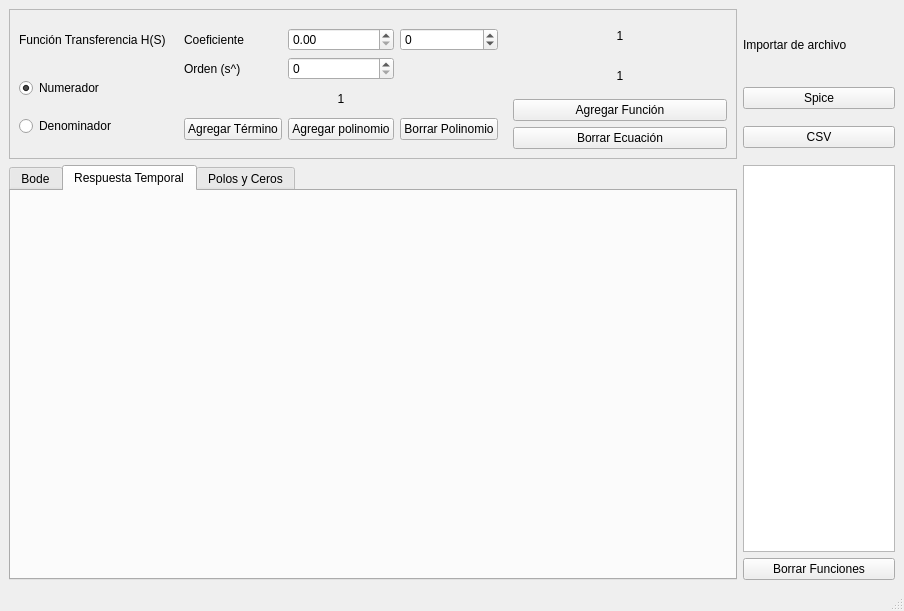
Before: the Qt Designer form designer/bakcup.ui in BrunoDS01/TC_TP1_Grupo_6, drawn with Qt 5.
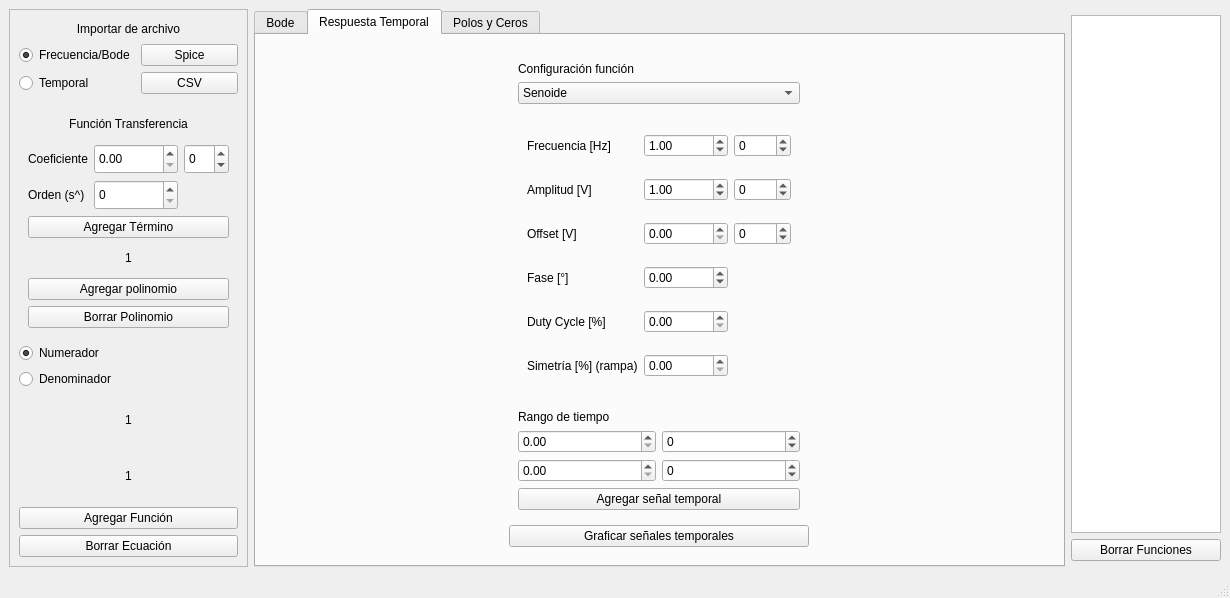
After: the same form once the commit is applied. The open tabs and pages were chosen to show the change.

```diff
--- a/designer/bakcup.ui
+++ b/designer/bakcup.ui
@@ -6,8 +6,8 @@
    <rect>
     <x>0</x>
     <y>0</y>
-    <width>904</width>
-    <height>611</height>
+    <width>1230</width>
+    <height>598</height>
    </rect>
   </property>
   <property name="windowTitle">
@@ -15,49 +15,495 @@
   </property>
   <widget class="QWidget" name="centralwidget">
    <layout class="QGridLayout" name="gridLayout_2">
-    <item row="1" column="1">
-     <layout class="QVBoxLayout" name="verticalLayout_3">
-      <item>
-       <widget class="QLabel" name="label_10">
-        <property name="maximumSize">
-         <size>
-          <width>16777215</width>
-          <height>50</height>
-         </size>
-        </property>
-        <property name="text">
-         <string>Importar de archivo</string>
-        </property>
-       </widget>
-      </item>
-      <item>
-       <widget class="QPushButton" name="spiceButton">
-        <property name="text">
-         <string>Spice</string>
-        </property>
-       </widget>
-      </item>
-      <item>
-       <widget class="QPushButton" name="csvButton">
-        <property name="text">
-         <string>CSV</string>
-        </property>
-       </widget>
-      </item>
-     </layout>
+    <item row="2" column="2">
+     <widget class="QListWidget" name="functionsList">
+      <property name="minimumSize">
+       <size>
+        <width>150</width>
+        <height>0</height>
+       </size>
+      </property>
+      <property name="maximumSize">
+       <size>
+        <width>150</width>
+        <height>600</height>
+       </size>
+      </property>
+     </widget>
     </item>
-    <item row="1" column="0">
+    <item row="1" column="1" rowspan="4">
+     <widget class="QTabWidget" name="plotWidget">
+      <property name="minimumSize">
+       <size>
+        <width>800</width>
+        <height>0</height>
+       </size>
+      </property>
+      <property name="maximumSize">
+       <size>
+        <width>16777215</width>
+        <height>16777215</height>
+       </size>
+      </property>
+      <property name="currentIndex">
+       <number>0</number>
+      </property>
+      <widget class="QWidget" name="tab">
+       <attribute name="title">
+        <string>Bode</string>
+       </attribute>
+       <layout class="QGridLayout" name="gridLayout_3">
+        <item row="0" column="0">
+         <layout class="QVBoxLayout" name="amplitudeBodePlot">
+          <property name="sizeConstraint">
+           <enum>QLayout::SetDefaultConstraint</enum>
+          </property>
+         </layout>
+        </item>
+        <item row="0" column="1" rowspan="2">
+         <widget class="QWidget" name="visualConfWidget" native="true">
+          <property name="minimumSize">
+           <size>
+            <width>200</width>
+            <height>0</height>
+           </size>
+          </property>
+          <property name="maximumSize">
+           <size>
+            <width>300</width>
+            <height>16777215</height>
+           </size>
+          </property>
+          <layout class="QGridLayout" name="gridLayout_11">
+           <item row="3" column="0">
+            <layout class="QGridLayout" name="gridLayout_19">
+             <item row="1" column="1">
+              <widget class="QSpinBox" name="minFreqMultiplier">
+               <property name="minimumSize">
+                <size>
+                 <width>0</width>
+                 <height>30</height>
+                </size>
+               </property>
+               <property name="minimum">
+                <number>-12</number>
+               </property>
+               <property name="maximum">
+                <number>12</number>
+               </property>
+               <property name="singleStep">
+                <number>3</number>
+               </property>
+              </widget>
+             </item>
+             <item row="1" column="0">
+              <widget class="QDoubleSpinBox" name="minFreqValue">
+               <property name="minimumSize">
+                <size>
+                 <width>0</width>
+                 <height>30</height>
+                </size>
+               </property>
+               <property name="maximum">
+                <double>100000.000000000000000</double>
+               </property>
+              </widget>
+             </item>
+             <item row="1" column="2">
+              <widget class="QDoubleSpinBox" name="maxFreqValue">
+               <property name="minimumSize">
+                <size>
+                 <width>0</width>
+                 <height>30</height>
+                </size>
+               </property>
+               <property name="maximum">
+                <double>100000.000000000000000</double>
+               </property>
+              </widget>
+             </item>
+             <item row="1" column="3">
+              <widget class="QSpinBox" name="maxFreqMultiplier">
+               <property name="minimumSize">
+                <size>
+                 <width>0</width>
+                 <height>30</height>
+                </size>
+               </property>
+               <property name="minimum">
+                <number>-12</number>
+               </property>
+               <property name="maximum">
+                <number>12</number>
+               </property>
+               <property name="singleStep">
+                <number>3</number>
+               </property>
+               <property name="value">
+                <number>0</number>
+               </property>
+              </widget>
+             </item>
+             <item row="0" column="3">
+              <widget class="QComboBox" name="freqMode">
+               <item>
+                <property name="text">
+                 <string>Hz</string>
+                </property>
+               </item>
+               <item>
+                <property name="text">
+                 <string>Rad/s</string>
+                </property>
+               </item>
+              </widget>
+             </item>
+             <item row="0" column="0" colspan="3">
+              <widget class="QLabel" name="label_8">
+               <property name="maximumSize">
+                <size>
+                 <width>16777215</width>
+                 <height>16777215</height>
+                </size>
+               </property>
+               <property name="text">
+                <string>Rango frecuencia</string>
+               </property>
+               <property name="alignment">
+                <set>Qt::AlignCenter</set>
+               </property>
+              </widget>
+             </item>
+            </layout>
+           </item>
+           <item row="4" column="0">
+            <widget class="QPushButton" name="plotBodeButton">
+             <property name="text">
+              <string>Graficar Bode</string>
+             </property>
+            </widget>
+           </item>
+          </layout>
+         </widget>
+        </item>
+        <item row="1" column="0">
+         <layout class="QVBoxLayout" name="phaseBodePlot"/>
+        </item>
+       </layout>
+      </widget>
+      <widget class="QWidget" name="tab_2">
+       <attribute name="title">
+        <string>Respuesta Temporal</string>
+       </attribute>
+       <layout class="QGridLayout" name="gridLayout_4">
+        <item row="0" column="0" rowspan="2">
+         <widget class="QWidget" name="visualConfWidget_2" native="true">
+          <property name="minimumSize">
+           <size>
+            <width>200</width>
+            <height>0</height>
+           </size>
+          </property>
+          <layout class="QGridLayout" name="gridLayout_13">
+           <item row="0" column="1">
+            <widget class="QWidget" name="widget_3" native="true">
+             <property name="minimumSize">
+              <size>
+               <width>250</width>
+               <height>200</height>
+              </size>
+             </property>
+             <property name="maximumSize">
+              <size>
+               <width>300</width>
+               <height>16777215</height>
+              </size>
+             </property>
+             <layout class="QGridLayout" name="gridLayout_16">
+              <item row="4" column="1">
+               <widget class="QSpinBox" name="minTimeMultiplier">
+                <property name="minimum">
+                 <number>-12</number>
+                </property>
+                <property name="maximum">
+                 <number>12</number>
+                </property>
+                <property name="singleStep">
+                 <number>3</number>
+                </property>
+               </widget>
+              </item>
+              <item row="3" column="0">
+               <widget class="QLabel" name="label_16">
+                <property name="text">
+                 <string>Rango de tiempo</string>
+                </property>
+               </widget>
+              </item>
+              <item row="5" column="1">
+               <widget class="QSpinBox" name="maxTimeMultiplier">
+                <property name="minimum">
+                 <number>-12</number>
+                </property>
+                <property name="maximum">
+                 <number>12</number>
+                </property>
+                <property name="singleStep">
+                 <number>3</number>
+                </property>
+               </widget>
+              </item>
+              <item row="0" column="0" colspan="2">
+               <widget class="QLabel" name="label_2">
+                <property name="text">
+                 <string>Configuración función</string>
+                </property>
+               </widget>
+              </item>
+              <item row="1" column="0" colspan="2">
+               <widget class="QComboBox" name="entradaComboBox">
+                <item>
+                 <property name="text">
+                  <string>Senoide</string>
+                 </property>
+                </item>
+                <item>
+                 <property name="text">
+                  <string>Cuadrada</string>
+                 </property>
+                </item>
+                <item>
+                 <property name="text">
+                  <string>Rampa</string>
+                 </property>
+                </item>
+               </widget>
+              </item>
+              <item row="5" column="0">
+               <widget class="QDoubleSpinBox" name="maxTimeValue">
+                <property name="maximum">
+                 <double>1000000000.000000000000000</double>
+                </property>
+               </widget>
+              </item>
+              <item row="6" column="0" colspan="2">
+               <widget class="QPushButton" name="addTemporalFunctionButton">
+                <property name="text">
+                 <string>Agregar señal temporal</string>
+                </property>
+               </widget>
+              </item>
+              <item row="4" column="0">
+               <widget class="QDoubleSpinBox" name="minTimeValue">
+                <property name="maximum">
+                 <double>1000000000.000000000000000</double>
+                </property>
+               </widget>
+              </item>
+              <item row="2" column="0" colspan="2">
+               <widget class="QStackedWidget" name="entradaConfStacked">
+                <property name="currentIndex">
+                 <number>0</number>
+                </property>
+                <widget class="QWidget" name="ampFrecPage">
+                 <layout class="QGridLayout" name="gridLayout_10">
+                  <item row="3" column="1">
+                   <widget class="QDoubleSpinBox" name="phaseSpinBox">
+                    <property name="minimum">
+                     <double>-360.000000000000000</double>
+                    </property>
+                    <property name="maximum">
+                     <double>360.000000000000000</double>
+                    </property>
+                   </widget>
+                  </item>
+                  <item row="2" column="0">
+                   <widget class="QLabel" name="label_5">
+                    <property name="text">
+                     <string>Offset [V]</string>
+                    </property>
+                   </widget>
+                  </item>
+                  <item row="0" column="0">
+                   <widget class="QLabel" name="label_7">
+                    <property name="text">
+                     <string>Frecuencia [Hz]</string>
+                    </property>
+                   </widget>
+                  </item>
+                  <item row="2" column="2">
+                   <widget class="QSpinBox" name="offsetMultiplier">
+                    <property name="minimum">
+                     <number>-12</number>
+                    </property>
+                    <property name="maximum">
+                     <number>12</number>
+                    </property>
+                    <property name="singleStep">
+                     <number>3</number>
+                    </property>
+                   </widget>
+                  </item>
+                  <item row="3" column="0">
+                   <widget class="QLabel" name="label_13">
+                    <property name="text">
+                     <string>Fase [°]</string>
+                    </property>
+                   </widget>
+                  </item>
+                  <item row="2" column="1">
+                   <widget class="QDoubleSpinBox" name="offsetDoubleBox"/>
+                  </item>
+                  <item row="0" column="1">
+                   <widget class="QDoubleSpinBox" name="freqDoubleBox">
+                    <property name="minimum">
+                     <double>0.010000000000000</double>
+                    </property>
+                    <property name="maximum">
+                     <double>10000000000.000000000000000</double>
+                    </property>
+                    <property name="value">
+                     <double>1.000000000000000</double>
+                    </property>
+                   </widget>
+                  </item>
+                  <item row="0" column="2">
+                   <widget class="QSpinBox" name="freqMultiplicador">
+                    <property name="minimum">
+                     <number>-12</number>
+                    </property>
+                    <property name="maximum">
+                     <number>12</number>
+                    </property>
+                    <property name="singleStep">
+                     <number>3</number>
+                    </property>
+                   </widget>
+                  </item>
+                  <item row="1" column="1">
+                   <widget class="QDoubleSpinBox" name="amplitudeDoubleBox">
+                    <property name="minimum">
+                     <double>0.010000000000000</double>
+                    </property>
+                    <property name="maximum">
+                     <double>10000000000.000000000000000</double>
+                    </property>
+                    <property name="value">
+                     <double>1.000000000000000</double>
+                    </property>
+                   </widget>
+                  </item>
+                  <item row="1" column="2">
+                   <widget class="QSpinBox" name="amplitudeMultiplicador">
+                    <property name="minimum">
+                     <number>-12</number>
+                    </property>
+                    <property name="maximum">
+                     <number>12</number>
+                    </property>
+                    <property name="singleStep">
+                     <number>3</number>
+                    </property>
+                   </widget>
+                  </item>
+                  <item row="1" column="0">
+                   <widget class="QLabel" name="label_6">
+                    <property name="text">
+                     <string>Amplitud [V]</string>
+                    </property>
+                   </widget>
+                  </item>
+                  <item row="4" column="0">
+                   <widget class="QLabel" name="label_14">
+                    <property name="text">
+                     <string>Duty Cycle [%]</string>
+                    </property>
+                   </widget>
+                  </item>
+                  <item row="5" column="0">
+                   <widget class="QLabel" name="label_15">
+                    <property name="text">
+                     <string>Simetría [%] (rampa)</string>
+                    </property>
+                   </widget>
+                  </item>
+                  <item row="4" column="1">
+                   <widget class="QDoubleSpinBox" name="dutyCycleDoubleBox">
+                    <property name="maximum">
+                     <double>100.000000000000000</double>
+                    </property>
+                   </widget>
+                  </item>
+                  <item row="5" column="1">
+                   <widget class="QDoubleSpinBox" name="simetryDoubleBox">
+                    <property name="maximum">
+                     <double>100.000000000000000</double>
+                    </property>
+                   </widget>
+                  </item>
+                 </layout>
+                </widget>
+               </widget>
+              </item>
+             </layout>
+            </widget>
+           </item>
+           <item row="1" column="1">
+            <widget class="QPushButton" name="plotTemporalButton">
+             <property name="text">
+              <string>Graficar señales temporales</string>
+             </property>
+            </widget>
+           </item>
+           <item row="0" column="0" rowspan="2">
+            <layout class="QVBoxLayout" name="temporalResponsePlot"/>
+           </item>
+          </layout>
+         </widget>
+        </item>
+       </layout>
+      </widget>
+      <widget class="QWidget" name="tab_3">
+       <attribute name="title">
+        <string>Polos y Ceros</string>
+       </attribute>
+       <layout class="QGridLayout" name="gridLayout_5">
+        <item row="0" column="0">
+         <widget class="QWidget" name="zerosPolesPlot" native="true">
+          <layout class="QGridLayout" name="gridLayout_9">
+           <item row="0" column="0">
+            <layout class="QVBoxLayout" name="polesZerosPlot"/>
+           </item>
+           <item row="0" column="1">
+            <layout class="QVBoxLayout" name="verticalLayout_9">
+             <item>
+              <widget class="QPushButton" name="addPolesZeros">
+               <property name="text">
+                <string>Graficar Polos y Ceros</string>
+               </property>
+              </widget>
+             </item>
+            </layout>
+           </item>
+          </layout>
+         </widget>
+        </item>
+       </layout>
+      </widget>
+     </widget>
+    </item>
+    <item row="1" column="0" rowspan="4">
      <widget class="QFrame" name="frame_2">
       <property name="minimumSize">
        <size>
         <width>0</width>
-        <height>150</height>
+        <height>0</height>
        </size>
       </property>
       <property name="maximumSize">
        <size>
-        <width>16777215</width>
-        <height>200</height>
+        <width>250</width>
+        <height>9999999</height>
        </size>
       </property>
       <property name="frameShape">
@@ -67,83 +513,30 @@
        <enum>QFrame::Raised</enum>
       </property>
       <layout class="QGridLayout" name="gridLayout_6">
-       <item row="0" column="2" rowspan="3">
-        <layout class="QVBoxLayout" name="verticalLayout_2">
-         <item>
-          <widget class="QLabel" name="numLabel">
-           <property name="text">
-            <string>1</string>
-           </property>
-           <property name="alignment">
-            <set>Qt::AlignCenter</set>
-           </property>
-          </widget>
-         </item>
-         <item>
-          <widget class="QLabel" name="denLabel">
-           <property name="text">
-            <string>1</string>
-           </property>
-           <property name="alignment">
-            <set>Qt::AlignCenter</set>
-           </property>
-          </widget>
-         </item>
-         <item>
-          <widget class="QPushButton" name="addFunctionButton">
-           <property name="text">
-            <string>Agregar Función</string>
-           </property>
-          </widget>
-         </item>
-         <item>
-          <widget class="QPushButton" name="eraseEquationButton">
-           <property name="text">
-            <string>Borrar Ecuación</string>
-           </property>
-          </widget>
-         </item>
-        </layout>
-       </item>
-       <item row="0" column="0">
-        <widget class="QLabel" name="label">
+       <item row="2" column="1" rowspan="3">
+        <widget class="QWidget" name="widget" native="true">
          <property name="maximumSize">
           <size>
-           <width>150</width>
-           <height>16777215</height>
+           <width>16777215</width>
+           <height>9999</height>
           </size>
          </property>
-         <property name="text">
-          <string>Función Transferencia H(S)</string>
-         </property>
-        </widget>
-       </item>
-       <item row="0" column="1" rowspan="3">
-        <widget class="QWidget" name="widget" native="true">
          <layout class="QGridLayout" name="gridLayout_7">
-          <item row="4" column="1">
-           <widget class="QPushButton" name="addPolinomialButton">
-            <property name="text">
-             <string>Agregar polinomio</string>
-            </property>
-           </widget>
-          </item>
-          <item row="4" column="0">
-           <widget class="QPushButton" name="addTermButton">
-            <property name="text">
-             <string>Agregar Término</string>
-            </property>
-           </widget>
-          </item>
-          <item row="4" column="2">
+          <item row="11" column="0" colspan="3">
            <widget class="QPushButton" name="erasePolinomialButton">
             <property name="text">
              <string>Borrar Polinomio</string>
             </property>
            </widget>
           </item>
-          <item row="3" column="0" colspan="3">
+          <item row="6" column="0" colspan="3">
            <widget class="QLabel" name="currentPolLabel">
+            <property name="minimumSize">
+             <size>
+              <width>0</width>
+              <height>25</height>
+             </size>
+            </property>
             <property name="text">
              <string>1</string>
             </property>
@@ -152,36 +545,67 @@
             </property>
            </widget>
           </item>
-          <item row="1" column="1">
+          <item row="3" column="0">
+           <widget class="QLabel" name="label_4">
+            <property name="text">
+             <string>Coeficiente</string>
+            </property>
+           </widget>
+          </item>
+          <item row="5" column="0" colspan="3">
+           <widget class="QPushButton" name="addTermButton">
+            <property name="text">
+             <string>Agregar Término</string>
+            </property>
+           </widget>
+          </item>
+          <item row="10" column="0" colspan="3">
+           <widget class="QPushButton" name="addPolinomialButton">
+            <property name="text">
+             <string>Agregar polinomio</string>
+            </property>
+           </widget>
+          </item>
+          <item row="4" column="1">
            <widget class="QSpinBox" name="ordenSpinbox">
+            <property name="minimumSize">
+             <size>
+              <width>0</width>
+              <height>30</height>
+             </size>
+            </property>
+            <property name="maximumSize">
+             <size>
+              <width>16777215</width>
+              <height>16777215</height>
+             </size>
+            </property>
             <property name="maximum">
              <number>1000000000</number>
             </property>
            </widget>
           </item>
-          <item row="1" column="0">
+          <item row="4" column="0">
            <widget class="QLabel" name="label_3">
             <property name="text">
              <string>Orden (s^)</string>
             </property>
            </widget>
           </item>
-          <item row="0" column="0">
-           <widget class="QLabel" name="label_4">
-            <property name="text">
-             <string>Coeficiente</string>
-            </property>
-           </widget>
-          </item>
-          <item row="0" column="1">
-           <widget class="QDoubleSpinBox" name="coefDoubleBox">
-            <property name="maximum">
-             <double>1000000000000.000000000000000</double>
-            </property>
-           </widget>
-          </item>
-          <item row="0" column="2">
+          <item row="3" column="2">
            <widget class="QSpinBox" name="coefMultiplier">
+            <property name="minimumSize">
+             <size>
+              <width>0</width>
+              <height>30</height>
+             </size>
+            </property>
+            <property name="maximumSize">
+             <size>
+              <width>16777215</width>
+              <height>16777215</height>
+             </size>
+            </property>
             <property name="minimum">
              <number>-12</number>
             </property>
@@ -193,10 +617,104 @@
             </property>
            </widget>
           </item>
+          <item row="3" column="1">
+           <widget class="QDoubleSpinBox" name="coefDoubleBox">
+            <property name="minimumSize">
+             <size>
+              <width>0</width>
+              <height>30</height>
+             </size>
+            </property>
+            <property name="maximumSize">
+             <size>
+              <width>16777215</width>
+              <height>16777215</height>
+             </size>
+            </property>
+            <property name="maximum">
+             <double>1000000000000.000000000000000</double>
+            </property>
+           </widget>
+          </item>
+          <item row="2" column="0" colspan="3">
+           <widget class="QLabel" name="label">
+            <property name="minimumSize">
+             <size>
+              <width>0</width>
+              <height>0</height>
+             </size>
+            </property>
+            <property name="maximumSize">
+             <size>
+              <width>16777215</width>
+              <height>16777215</height>
+             </size>
+            </property>
+            <property name="styleSheet">
+             <string notr="true">font: 75 15pt &quot;MS Sans Serif&quot;;</string>
+            </property>
+            <property name="text">
+             <string>Función Transferencia</string>
+            </property>
+            <property name="alignment">
+             <set>Qt::AlignCenter</set>
+            </property>
+           </widget>
+          </item>
          </layout>
         </widget>
        </item>
-       <item row="1" column="0" rowspan="2">
+       <item row="6" column="1">
+        <layout class="QVBoxLayout" name="verticalLayout_2">
+         <item>
+          <widget class="QLabel" name="numLabel">
+           <property name="minimumSize">
+            <size>
+             <width>0</width>
+             <height>50</height>
+            </size>
+           </property>
+           <property name="text">
+            <string>1</string>
+           </property>
+           <property name="alignment">
+            <set>Qt::AlignCenter</set>
+           </property>
+          </widget>
+         </item>
+         <item>
+          <widget class="QLabel" name="denLabel">
+           <property name="minimumSize">
+            <size>
+             <width>0</width>
+             <height>50</height>
+            </size>
+           </property>
+           <property name="text">
+            <string>1</string>
+           </property>
+           <property name="alignment">
+            <set>Qt::AlignCenter</set>
+           </property>
+          </widget>
+         </item>
+         <item>
+          <widget class="QPushButton" name="addFunctionButton">
+           <property name="text">
+            <string>Agregar Función</string>
+           </property>
+          </widget>
+         </item>
+         <item>
+          <widget class="QPushButton" name="eraseEquationButton">
+           <property name="text">
+            <string>Borrar Ecuación</string>
+           </property>
+          </widget>
+         </item>
+        </layout>
+       </item>
+       <item row="5" column="1">
         <layout class="QVBoxLayout" name="verticalLayout">
          <item>
           <widget class="QRadioButton" name="numButton">
@@ -223,118 +741,76 @@
          </item>
         </layout>
        </item>
+       <item row="0" column="1">
+        <layout class="QGridLayout" name="gridLayout_15">
+         <item row="3" column="1">
+          <widget class="QPushButton" name="spiceButton">
+           <property name="text">
+            <string>Spice</string>
+           </property>
+          </widget>
+         </item>
+         <item row="4" column="1">
+          <widget class="QPushButton" name="csvButton">
+           <property name="text">
+            <string>CSV</string>
+           </property>
+          </widget>
+         </item>
+         <item row="3" column="0">
+          <widget class="QRadioButton" name="frequencyButton">
+           <property name="text">
+            <string>Frecuencia/Bode</string>
+           </property>
+           <property name="checked">
+            <bool>true</bool>
+           </property>
+           <attribute name="buttonGroup">
+            <string notr="true">buttonGroup_4</string>
+           </attribute>
+          </widget>
+         </item>
+         <item row="4" column="0">
+          <widget class="QRadioButton" name="temporalButton">
+           <property name="text">
+            <string>Temporal</string>
+           </property>
+           <attribute name="buttonGroup">
+            <string notr="true">buttonGroup_4</string>
+           </attribute>
+          </widget>
+         </item>
+         <item row="0" column="0" colspan="2">
+          <widget class="QLabel" name="label_10">
+           <property name="maximumSize">
+            <size>
+             <width>16777215</width>
+             <height>50</height>
+            </size>
+           </property>
+           <property name="styleSheet">
+            <string notr="true">font: 75 15pt &quot;MS Sans Serif&quot;;</string>
+           </property>
+           <property name="text">
+            <string>Importar de archivo</string>
+           </property>
+           <property name="alignment">
+            <set>Qt::AlignCenter</set>
+           </property>
+          </widget>
+         </item>
+        </layout>
+       </item>
       </layout>
      </widget>
     </item>
-    <item row="2" column="1">
-     <widget class="QListWidget" name="functionsList">
-      <property name="minimumSize">
-       <size>
-        <width>150</width>
-        <height>0</height>
-       </size>
-      </property>
-      <property name="maximumSize">
-       <size>
-        <width>200</width>
-        <height>600</height>
-       </size>
-      </property>
-     </widget>
-    </item>
-    <item row="3" column="1">
-     <widget class="QPushButton" name="deleteFunctions">
+    <item row="3" column="2">
+     <widget class="QPushButton" name="deleteFunctionsButton">
       <property name="text">
        <string>Borrar Funciones</string>
       </property>
      </widget>
     </item>
-    <item row="2" column="0" rowspan="2">
-     <widget class="QTabWidget" name="plotWidget">
-      <property name="currentIndex">
-       <number>0</number>
-      </property>
-      <widget class="QWidget" name="tab">
-       <attribute name="title">
-        <string>Bode</string>
-       </attribute>
-       <layout class="QGridLayout" name="gridLayout_3">
-        <item row="0" column="0">
-         <widget class="QStackedWidget" name="amplitudePlotBox">
-          <widget class="QWidget" name="page_5"/>
-          <widget class="QWidget" name="page_6"/>
-         </widget>
-        </item>
-        <item row="0" column="1" rowspan="3">
-         <widget class="QWidget" name="visualConfWidget" native="true">
-          <property name="minimumSize">
-           <size>
-            <width>200</width>
-            <height>0</height>
-           </size>
-          </property>
-         </widget>
-        </item>
-        <item row="3" column="1">
-         <widget class="QPushButton" name="plotBodeButton">
-          <property name="text">
-           <string>Graficar Bode</string>
-          </property>
-         </widget>
-        </item>
-        <item row="1" column="0">
-         <widget class="QStackedWidget" name="phasePlotBox">
-          <widget class="QWidget" name="page_7"/>
-          <widget class="QWidget" name="page_8"/>
-         </widget>
-        </item>
-       </layout>
-      </widget>
-      <widget class="QWidget" name="tab_2">
-       <attribute name="title">
-        <string>Respuesta Temporal</string>
-       </attribute>
-       <layout class="QGridLayout" name="gridLayout_4">
-        <item row="0" column="1" rowspan="2">
-         <widget class="QWidget" name="visualConfWidget_2" native="true">
-          <property name="minimumSize">
-           <size>
-            <width>200</width>
-            <height>0</height>
-           </size>
-          </property>
-         </widget>
-        </item>
-        <item row="0" column="0" rowspan="2">
-         <widget class="QWidget" name="temporalResponsePlot" native="true">
-          <property name="minimumSize">
-           <size>
-            <width>500</width>
-            <height>0</height>
-           </size>
-          </property>
-          <property name="maximumSize">
-           <size>
-            <width>166674</width>
-            <height>16777215</height>
-           </size>
-          </property>
-         </widget>
-        </item>
-       </layout>
-      </widget>
-      <widget class="QWidget" name="tab_3">
-       <attribute name="title">
-        <string>Polos y Ceros</string>
-       </attribute>
-       <layout class="QGridLayout" name="gridLayout_5">
-        <item row="0" column="0">
-         <widget class="QWidget" name="zeroesPolesPlot" native="true"/>
-        </item>
-       </layout>
-      </widget>
-     </widget>
-    </item>
    </layout>
   </widget>
   <widget class="QStatusBar" name="statusbar"/>
```
Left out of the diff: 1 changed line with no effect on the pictures.
